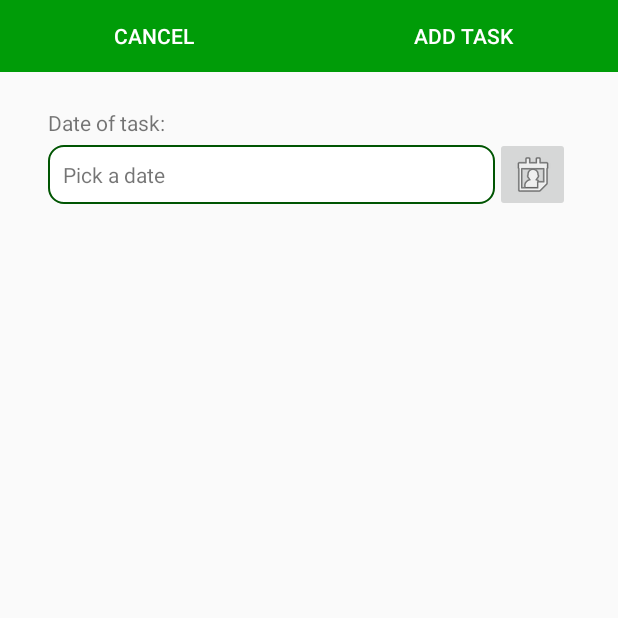
After one commit to MartinZX11/Plantorium, an Android app: the AddTaskActivity screen opened directly, with no data from a screen before it, on a phone screen of 412 x 824 dp, the top half of it. The commit adds this screen. Run offline under Robolectric (Android 15) with nearby library versions, the phone set to English and light mode, and no system bars.

Commit message:
Added datepicker to AddTaskActivity

```diff
--- /dev/null
+++ b/app/src/main/java/com/computalimpo/plantorium/AddTaskActivity.java
@@ -0,0 +1,44 @@
+package com.computalimpo.plantorium;
+
+import android.app.DatePickerDialog;
+import android.support.v7.app.AppCompatActivity;
+import android.os.Bundle;
+import android.view.View;
+import android.widget.DatePicker;
+import android.widget.ImageButton;
+import android.widget.TextView;
+
+import com.computalimpo.plantorium.fragments.DatePickerFragment;
+
+public class AddTaskActivity extends AppCompatActivity {
+
+    TextView dateTextView;
+
+    @Override
+    protected void onCreate(Bundle savedInstanceState) {
+        super.onCreate(savedInstanceState);
+        setContentView(R.layout.activity_add_task);
+
+        ImageButton datePicker = findViewById(R.id.date_picker_button);
+        dateTextView = findViewById(R.id.date_textview);
+
+        datePicker.setOnClickListener(new View.OnClickListener() {
+            @Override
+            public void onClick(View v) {
+                showDatePickerDialog();
+            }
+        });
+    }
+
+    private void showDatePickerDialog() {
+        DatePickerFragment newFragment = DatePickerFragment.newInstance(new DatePickerDialog.OnDateSetListener() {
+            @Override
+            public void onDateSet(DatePicker datePicker, int year, int month, int day) {
+                // +1 because january is zero
+                final String selectedDate = day + " / " + (month+1) + " / " + year;
+                dateTextView.setText(selectedDate);
+            }
+        });
+        newFragment.show(this.getSupportFragmentManager(), "datePicker");
+    }
+}
--- /dev/null
+++ b/app/src/main/res/drawable/button_efect.xml
@@ -0,0 +1,22 @@
+<?xml version="1.0" encoding="utf-8"?>
+<ripple xmlns:android="http://schemas.android.com/apk/res/android"
+    xmlns:tools="http://schemas.android.com/tools"
+    android:color="@color/colorPrimaryDark"
+    tools:ignore="NewApi">
+    <item android:id="@android:id/mask"
+        tools:ignore="NewApi">
+        <shape android:shape="rectangle">
+            <solid android:color="@color/colorPrimaryDark" />
+        </shape>
+    </item>
+
+    <item android:id="@android:id/background">
+        <shape android:shape="rectangle">
+            <gradient
+                android:angle="90"
+                android:endColor="@color/colorPrimary"
+                android:startColor="@color/colorPrimary"
+                android:type="linear" />
+        </shape>
+    </item>
+</ripple>
--- /dev/null
+++ b/app/src/main/res/drawable/textview_border.xml
@@ -0,0 +1,5 @@
+<shape xmlns:android="http://schemas.android.com/apk/res/android" android:shape="rectangle" >
+    <solid android:color="@android:color/white" />
+    <stroke android:width="1dip" android:color="@color/colorPrimaryDark"/>
+    <corners android:radius="10dp" />
+</shape>
--- /dev/null
+++ b/app/src/main/res/layout/activity_add_task.xml
@@ -0,0 +1,81 @@
+<?xml version="1.0" encoding="utf-8"?>
+<android.support.constraint.ConstraintLayout xmlns:android="http://schemas.android.com/apk/res/android"
+    xmlns:app="http://schemas.android.com/apk/res-auto"
+    xmlns:tools="http://schemas.android.com/tools"
+    android:layout_width="match_parent"
+    android:layout_height="match_parent"
+    tools:context=".AddTaskActivity">
+
+    <LinearLayout
+        android:id="@+id/linearLayout"
+        android:layout_width="0dp"
+        android:layout_height="wrap_content"
+        android:orientation="horizontal"
+        android:weightSum="2"
+        app:layout_constraintEnd_toEndOf="parent"
+        app:layout_constraintStart_toStartOf="parent"
+        app:layout_constraintTop_toTopOf="parent">
+
+        <Button
+            android:id="@+id/cancel_add_task_button"
+            android:layout_width="wrap_content"
+            android:layout_height="wrap_content"
+            android:layout_weight="1"
+            android:background="@drawable/button_efect"
+            android:text="@string/cancel"
+            android:textColor="@color/white" />
+
+        <Button
+            android:id="@+id/accept_add_task_button"
+            android:layout_width="wrap_content"
+            android:layout_height="wrap_content"
+            android:layout_weight="1"
+            android:background="@drawable/button_efect"
+            android:text="@string/add_task"
+            android:textColor="@color/white" />
+    </LinearLayout>
+
+    <LinearLayout
+        android:layout_width="0dp"
+        android:layout_height="wrap_content"
+        android:layout_marginStart="32dp"
+        android:layout_marginLeft="32dp"
+        android:layout_marginTop="24dp"
+        android:layout_marginEnd="32dp"
+        android:layout_marginRight="32dp"
+        android:orientation="vertical"
+        app:layout_constraintEnd_toEndOf="parent"
+        app:layout_constraintStart_toStartOf="parent"
+        app:layout_constraintTop_toBottomOf="@+id/linearLayout">
+
+        <TextView
+            android:id="@+id/textView5"
+            android:layout_width="match_parent"
+            android:layout_height="wrap_content"
+            android:text="@string/date_title" />
+
+        <LinearLayout
+            android:layout_width="match_parent"
+            android:layout_height="wrap_content"
+            android:orientation="horizontal"
+            android:gravity="center_vertical">
+
+            <TextView
+                android:id="@+id/date_textview"
+                android:layout_width="wrap_content"
+                android:layout_height="wrap_content"
+                android:layout_weight="1"
+                android:text="@string/date_default"
+                android:padding="10dp"
+                android:background="@drawable/textview_border"/>
+
+            <ImageButton
+                android:id="@+id/date_picker_button"
+                android:layout_width="50dp"
+                android:layout_height="50dp"
+                android:layout_weight="0"
+                app:srcCompat="@android:drawable/ic_menu_my_calendar" />
+        </LinearLayout>
+    </LinearLayout>
+
+</android.support.constraint.ConstraintLayout>
--- a/app/src/main/res/values/strings.xml
+++ b/app/src/main/res/values/strings.xml
@@ -6,5 +6,9 @@
     <string name="task">Task</string>
     <string name="qr">QR</string>
     <string name="add_task">Add task</string>
-
+    <string name="cancel">Cancel</string>
+    <string name="date_title">Date of task:</string>
+    <string name="date_default">Pick a date</string>
+    <string name="formato_fecha">dd/mm/yyyy</string>
+    <string name="formato_hora">hh:mm</string>
 </resources>
--- a/app/src/main/res/values/styles.xml
+++ b/app/src/main/res/values/styles.xml
@@ -24,4 +24,9 @@
         <item name="android:shadowColor">#47312B</item>
     </style>
 
+    <style name="AppTheme.NoActionBar">
+        <item name="windowActionBar">false</item>
+        <item name="windowNoTitle">true</item>
+    </style>
+
 </resources>
```
Also changed, not shown: app/src/main/AndroidManifest.xml (+15 -4 lines), app/src/main/java/com/computalimpo/plantorium/fragments/DatePickerFragment.java (added, +36 -0 lines), app/src/main/java/com/computalimpo/plantorium/fragments/TaskFragment.java (+4 -7 lines), app/src/main/res/layout/fragment_add_task.xml (+30 -1 lines).
